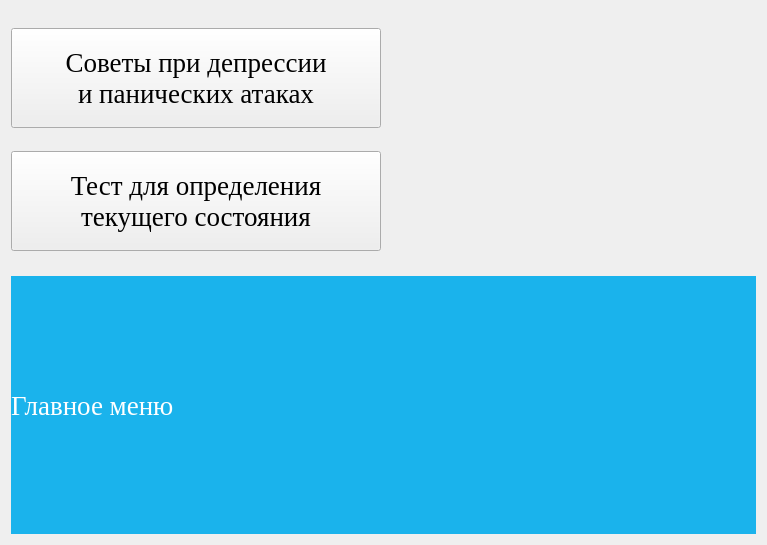
First picture: the form in untitled2.ui, repository hokahu/dph, before the edit.
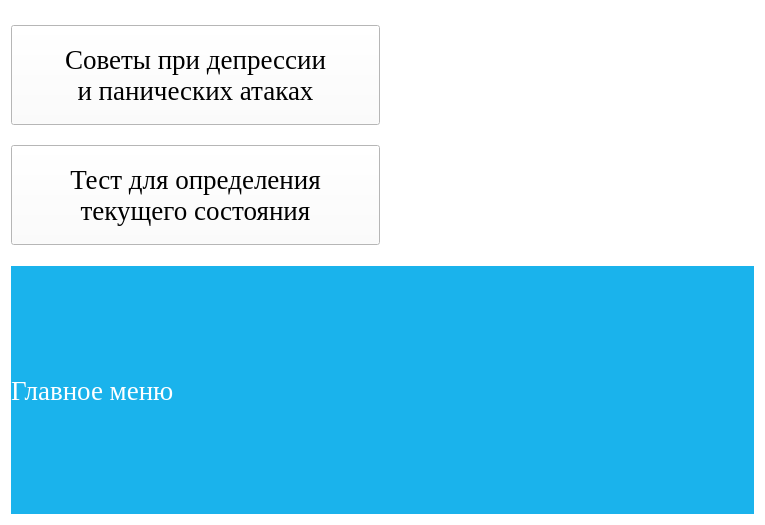
Second picture: the form after the edit. Icons and pictures are not drawn.

The edit to the form file:
```diff
--- a/untitled2.ui
+++ b/untitled2.ui
@@ -6,13 +6,16 @@
    <rect>
     <x>0</x>
     <y>0</y>
-    <width>767</width>
-    <height>545</height>
+    <width>765</width>
+    <height>525</height>
    </rect>
   </property>
   <property name="windowTitle">
    <string>Form</string>
   </property>
+  <property name="styleSheet">
+   <string notr="true">background-color: rgb(255, 255, 255);</string>
+  </property>
   <layout class="QVBoxLayout" name="verticalLayout_2">
    <item>
     <layout class="QHBoxLayout" name="horizontalLayout">
```
Left out of the diff: 2 changed lines with no effect on the pictures.
